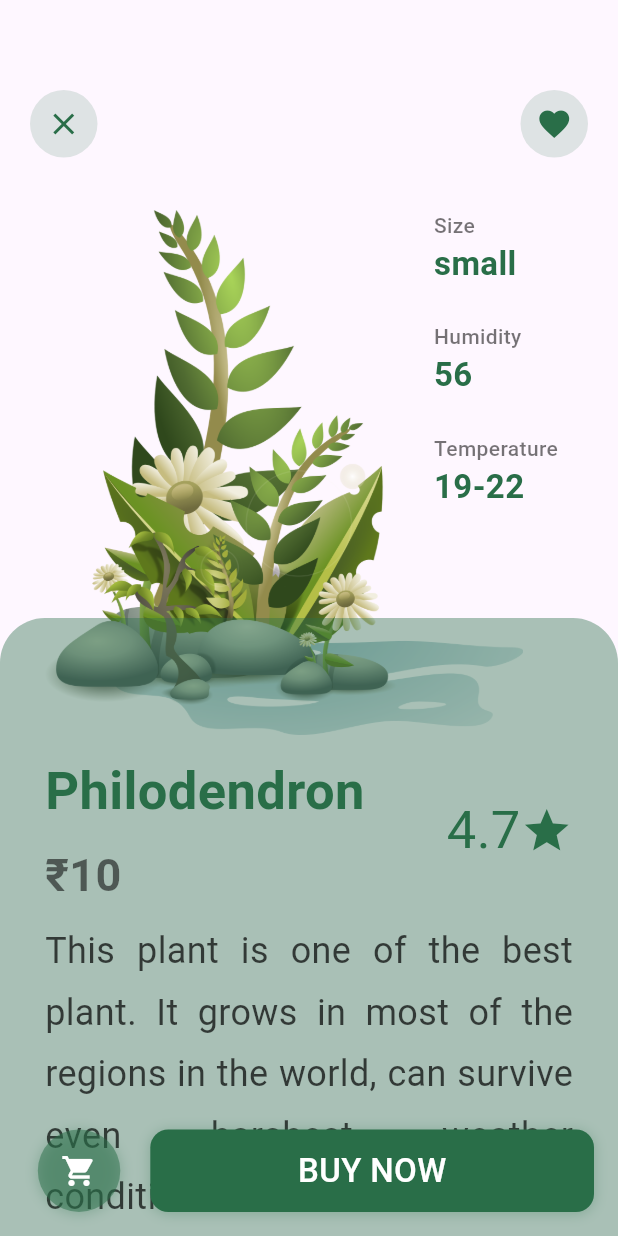
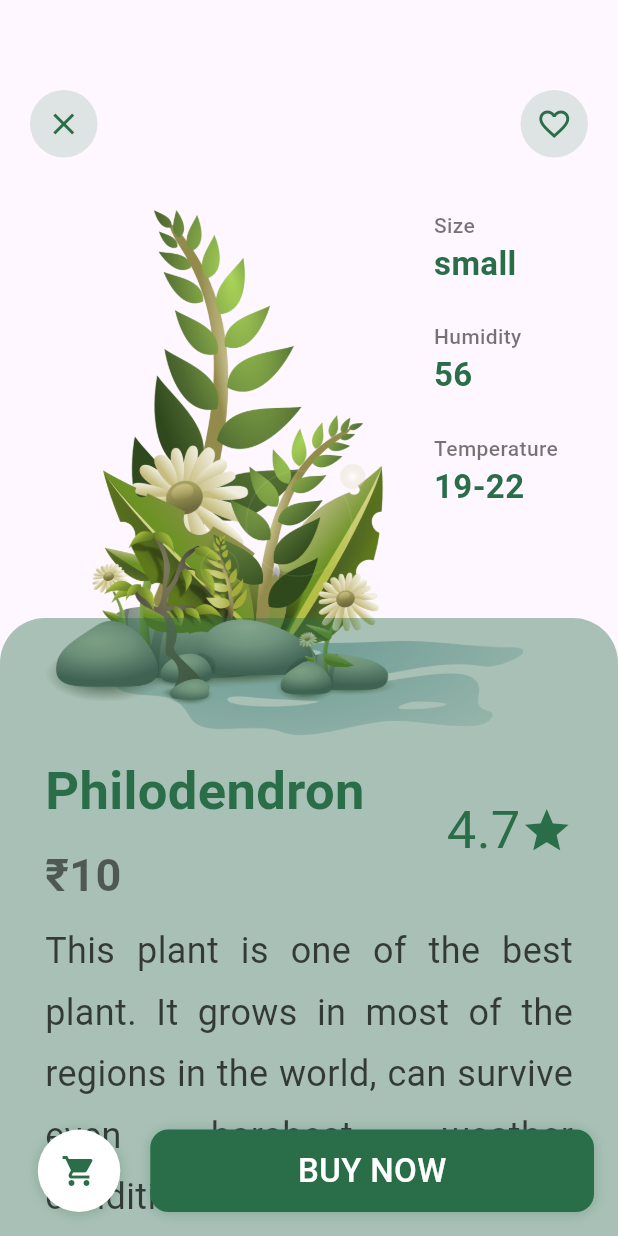
Before and after one commit to aankit-roy/plant_app, a Flutter app: the DetailsPage screen opened directly with empty values, on a phone screen of 412 x 824 dp. Run offline on Flutter 3.47's test engine with Material 3 defaults, Android fonts, the phone set to English and light mode, and no system bars; our stand-ins replace animated_bottom_navigation_bar, page_transition.

Commit message:
Cart   page is completed

```diff
--- a/lib/models/Plants.dart
+++ b/lib/models/Plants.dart
@@ -38,7 +38,7 @@ static List<Plant> plantList=[
       category:  "Outdoor",
       plantName: "Philodendron",
       imageURL: "assets/images/flowers.png",
-      isFavourited: true,
+      isFavourited: false,
       description: "This plant is one of the best plant. It grows in most of the regions in the world, "
           "can survive even harshest weather conditions",
     isSelected: false,
--- a/lib/ui/Screens/detailsPage.dart
+++ b/lib/ui/Screens/detailsPage.dart
@@ -14,6 +14,10 @@ class _DetailsPageState extends State<DetailsPage> {
   //toggle Favourite button
   bool toggleIsfavourited(bool isFavourited) {
     return !isFavourited;
+  }
+  // toggle for cart Page;
+  bool toggleIsaddtoCart (bool isAddedtoCart){
+    return !isAddedtoCart;
   }
 
   @override
@@ -218,7 +222,8 @@ class _DetailsPageState extends State<DetailsPage> {
               height: 55,
               width: 55,
               decoration: BoxDecoration(
-                  color: TextConstants.primaryColor.withOpacity(.5),
+                  color: _PlantList[widget.plantId].isSelected==true ?
+                  TextConstants.primaryColor.withOpacity(.3) : Colors.white,
                   borderRadius: BorderRadius.circular(55),
                   boxShadow: [
                     BoxShadow(
@@ -226,10 +231,20 @@ class _DetailsPageState extends State<DetailsPage> {
                         blurRadius: 7,
                         color: TextConstants.primaryColor.withOpacity(.3))
                   ]),
-              child: const Icon(
-                Icons.shopping_cart,
-                color: Colors.white,
-              ),
+              child: IconButton(
+                onPressed: (){
+                  setState(() {
+                    bool isAddedCart= toggleIsaddtoCart(_PlantList[widget.plantId].isSelected);
+                    _PlantList[widget.plantId].isSelected = isAddedCart;
+                  });
+
+                },
+                icon:  Icon(
+                  Icons.shopping_cart,
+                  color: _PlantList[widget.plantId].isSelected==true ?
+                          Colors.white : TextConstants.primaryColor,
+                ),
+              )
             ),
             SizedBox(
               width: 20,
--- a/lib/ui/Screens/favouritePage.dart
+++ b/lib/ui/Screens/favouritePage.dart
@@ -40,7 +40,7 @@ class _FavouritepageState extends State<Favouritepage> {
               )
             : Container(
                 padding: EdgeInsets.symmetric(horizontal: 12, vertical: 30),
-                height: size.height * .5,
+                height: size.height ,
                 child: ListView.builder(
                   itemCount: widget.favouritedPlants.length,
                   scrollDirection: Axis.vertical,
@@ -50,6 +50,7 @@ class _FavouritepageState extends State<Favouritepage> {
                         index: index, plantList: widget.favouritedPlants);
                   },
                 ),
-              ));
+              )
+    );
   }
 }
```
Also changed, not shown: lib/ui/Screens/cartPage.dart (+71 -9 lines).
